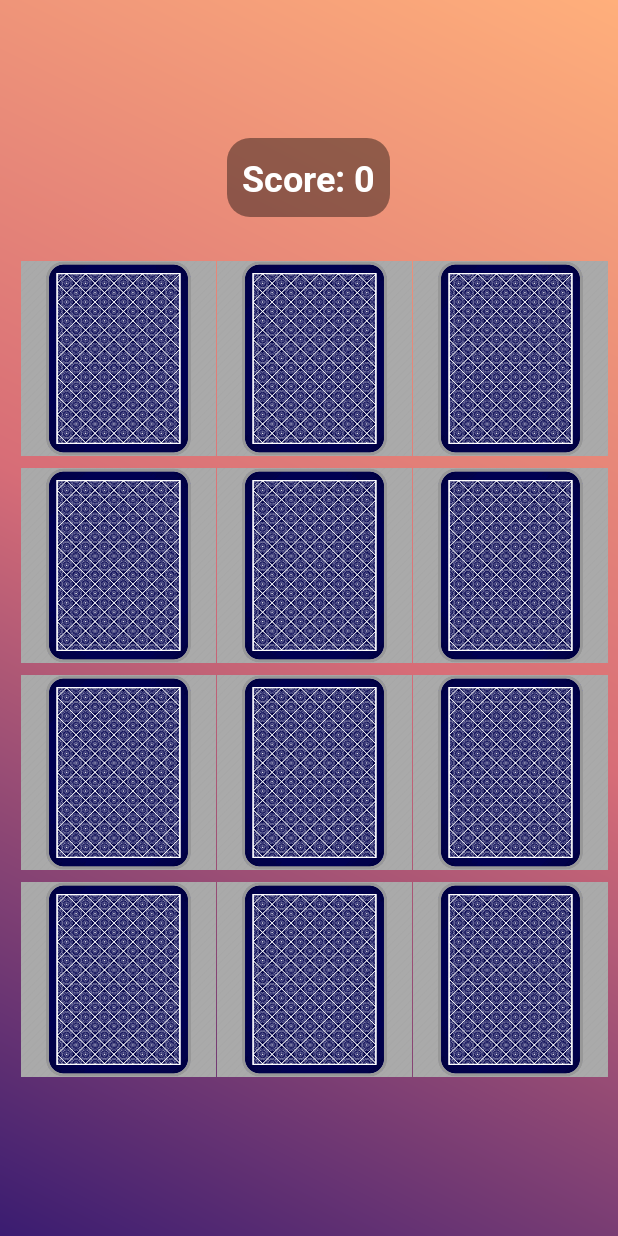
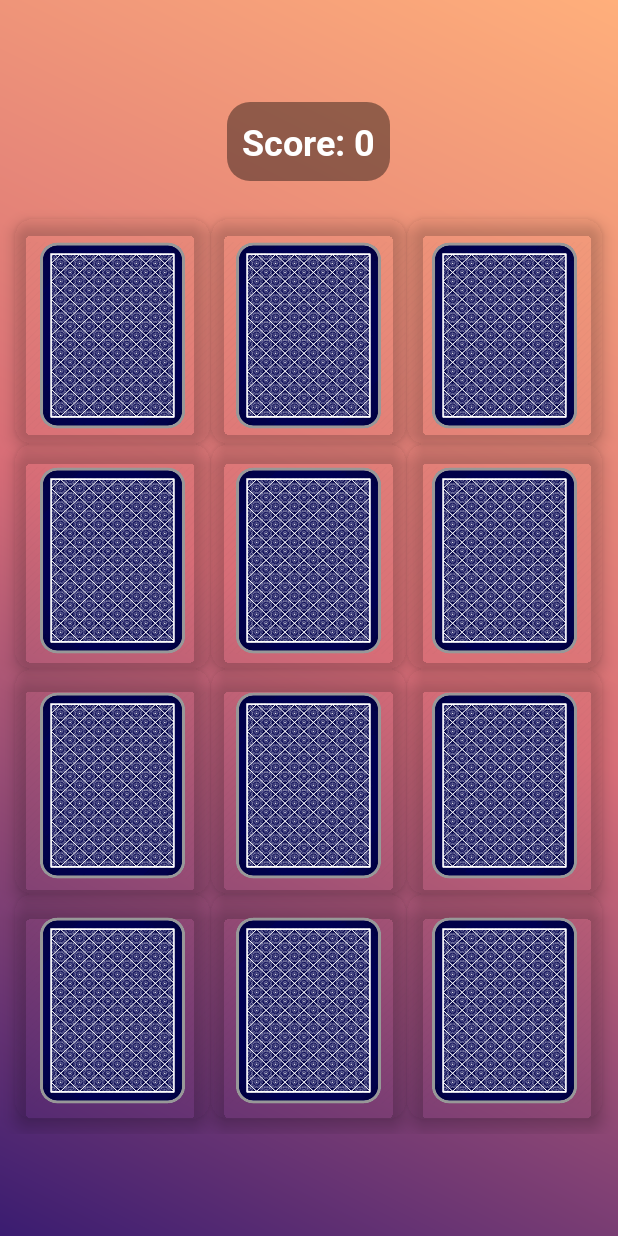
Before and after one commit to k-aghakhani/Memory-Card-Game, an Android app: the MainActivity screen opened directly, with no data from a screen before it, on a phone screen of 412 x 824 dp. Run offline under Robolectric (Android 15) with nearby library versions, the phone set to English and light mode, and no system bars.

Commit message:
Improve the appearance of the game

```diff
--- a/app/src/main/res/layout/activity_main.xml
+++ b/app/src/main/res/layout/activity_main.xml
@@ -32,8 +32,10 @@
         android:layout_height="wrap_content"
         android:padding="10dp"
         android:clipToPadding="false"
+        android:background="@android:color/transparent"
         android:scrollbars="none"
         app:layoutManager="androidx.recyclerview.widget.GridLayoutManager"
         app:spanCount="3"/>
 
+
 </LinearLayout>
--- a/app/src/main/res/layout/item_card.xml
+++ b/app/src/main/res/layout/item_card.xml
@@ -1,15 +1,20 @@
 <?xml version="1.0" encoding="utf-8"?>
-<FrameLayout xmlns:android="http://schemas.android.com/apk/res/android"
-    android:layout_width="130dp"
-    android:layout_height="130dp"
-    android:layout_margin="4dp"
-    android:background="@android:color/darker_gray">
+<androidx.cardview.widget.CardView xmlns:android="http://schemas.android.com/apk/res/android"
+    xmlns:app="http://schemas.android.com/apk/res-auto"
+    android:layout_width="wrap_content"
+    android:layout_height="wrap_content"
+    app:cardCornerRadius="12dp"
+    app:cardElevation="6dp"
+    app:cardBackgroundColor="@android:color/transparent">
 
     <ImageView
+      android:paddingTop="15dp"
+        android:paddingBottom="10dp"
         android:id="@+id/imgCard"
-        android:layout_width="match_parent"
-        android:layout_height="match_parent"
-        android:scaleType="fitCenter"
+        android:layout_width="130dp"
+        android:layout_height="150dp"
+        android:scaleType="fitXY"
+        android:background="@android:color/transparent"
         android:src="@drawable/card_back" />
 
-</FrameLayout>
+</androidx.cardview.widget.CardView>
```
